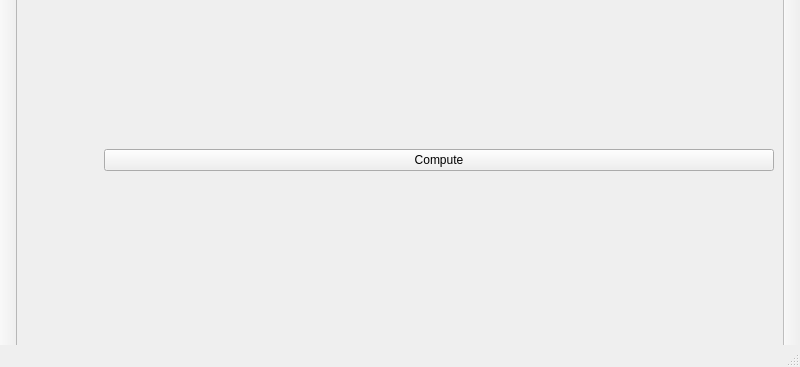
Above: ComputeAndCompareDescriptorsWidget.ui from daviddoria/ComputeAndCompareDescriptors before the change; both pictures show x 0 to 800 and y 233 to 600 of the 800 by 600 pixel window. Below: the same form after it.
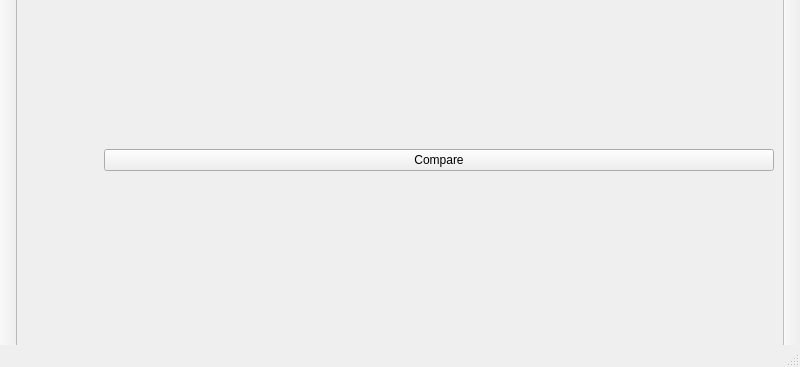
That is the form after the change. Custom widgets are drawn as their Qt base class.

Commit message:
Working on making it easy to compute and compare different types of descriptors.
Normal types changed from pcl::Normal to pcl::PointNormal so that the
pure point cloud is not necessary to pass around, and the normals
can just be computed once when the input VTK cloud is read.

What changed in the file:
```diff
--- a/ComputeAndCompareDescriptorsWidget.ui
+++ b/ComputeAndCompareDescriptorsWidget.ui
@@ -25,7 +25,7 @@
     <item row="1" column="1">
      <widget class="QPushButton" name="btnCompute">
       <property name="text">
-       <string>Compute</string>
+       <string>Compare</string>
       </property>
      </widget>
     </item>
```
Left out of the diff: 6 changed lines with no effect on the pictures. The commit also changes 9 other files.
